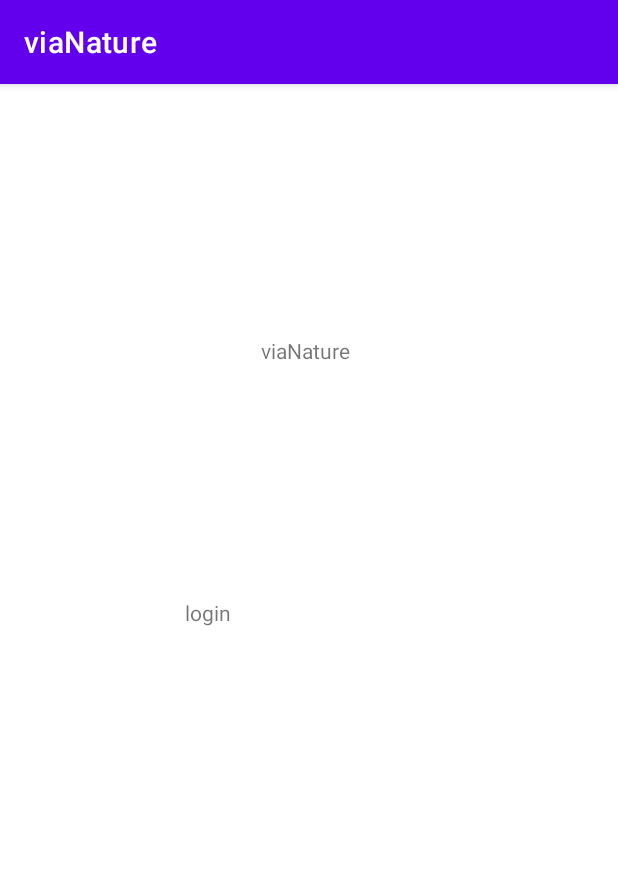
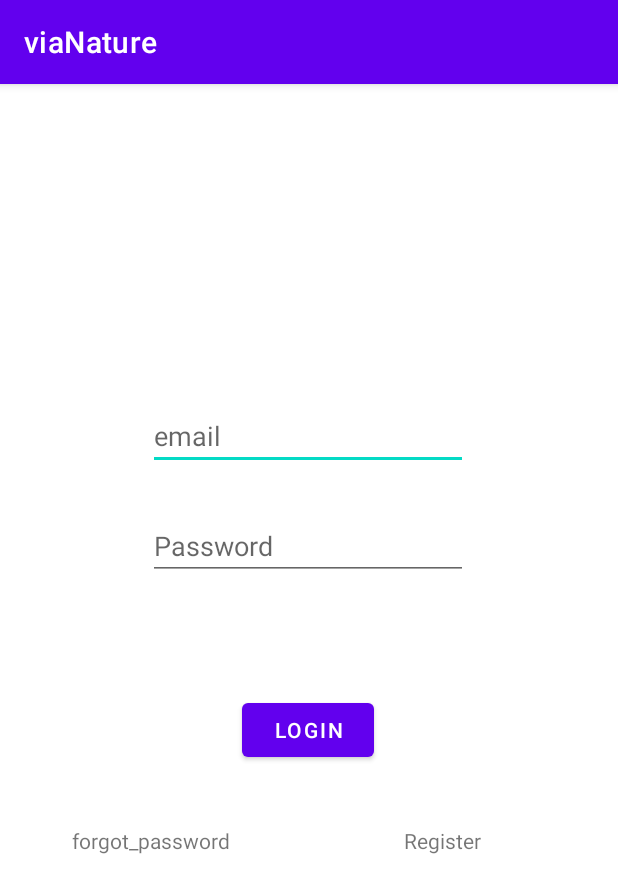
Before and after one commit to nedelchr/viaNatureRepo, an Android app: the screen it shows after launch (MainActivity before the commit, LoginUser after it), after a tap on "login", on a phone screen of 412 x 824 dp. Shown: the top 893 px of the screen. Run offline under Robolectric (Android 15) with nearby library versions, the phone set to English and light mode, and no system bars.

Commit message:
- Login page added:  --data enter fields  --login button  --forgot password button  --register button  //still not functioning
- Register page added
 --data enter fields
 --register button to submit the request

```diff
--- a/app/src/main/AndroidManifest.xml
+++ b/app/src/main/AndroidManifest.xml
@@ -9,6 +9,8 @@
         android:roundIcon="@mipmap/ic_launcher_round"
         android:supportsRtl="true"
         android:theme="@style/Theme.ViaNature">
+        <activity android:name=".LoginUser"></activity>
+        <activity android:name=".RegisterUser" />
         <activity android:name=".MainActivity">
             <intent-filter>
                 <action android:name="android.intent.action.MAIN" />
--- /dev/null
+++ b/app/src/main/java/com/example/vianature/LoginUser.java
@@ -0,0 +1,33 @@
+package com.example.vianature;
+
+import androidx.appcompat.app.AppCompatActivity;
+
+import android.annotation.SuppressLint;
+import android.content.Intent;
+import android.os.Bundle;
+import android.view.View;
+import android.widget.TextView;
+
+public class LoginUser extends AppCompatActivity implements View.OnClickListener {
+
+    private TextView register;
+
+    @Override
+    protected void onCreate(Bundle savedInstanceState) {
+        super.onCreate(savedInstanceState);
+        setContentView(R.layout.activity_login_user);
+
+        register = (TextView) findViewById(R.id.register);
+        register.setOnClickListener(this);
+    }
+
+    @SuppressLint("NonConstantResourceId")
+    @Override
+    public void onClick(View v) {
+        switch (v.getId()) {
+            case R.id.register:
+                startActivity(new Intent(this, RegisterUser.class));
+                break;
+        }
+    }
+}
--- a/app/src/main/java/com/example/vianature/MainActivity.java
+++ b/app/src/main/java/com/example/vianature/MainActivity.java
@@ -23,7 +23,7 @@ public class MainActivity extends AppCompatActivity implements View.OnClickListe
     public void onClick(View v) {
         switch (v.getId()) {
             case R.id.login:
-               // startActivity(new Intent(this, Login.class));
+                startActivity(new Intent(this, LoginUser.class));
                 break;
         }
     }
--- /dev/null
+++ b/app/src/main/res/layout/activity_login_user.xml
@@ -0,0 +1,82 @@
+<?xml version="1.0" encoding="utf-8"?>
+<androidx.constraintlayout.widget.ConstraintLayout xmlns:android="http://schemas.android.com/apk/res/android"
+    xmlns:app="http://schemas.android.com/apk/res-auto"
+    xmlns:tools="http://schemas.android.com/tools"
+    android:layout_width="match_parent"
+    android:layout_height="match_parent"
+    tools:context=".LoginUser">
+
+    <EditText
+        android:id="@+id/email"
+        android:layout_width="wrap_content"
+        android:layout_height="wrap_content"
+        android:layout_marginTop="212dp"
+        android:ems="10"
+        android:hint="@string/email_address"
+        android:inputType="textEmailAddress"
+        app:layout_constraintEnd_toEndOf="parent"
+        app:layout_constraintHorizontal_bias="0.497"
+        app:layout_constraintStart_toStartOf="parent"
+        app:layout_constraintTop_toTopOf="parent"
+        tools:ignore="Autofill" />
+
+    <EditText
+        android:id="@+id/password"
+        android:layout_width="wrap_content"
+        android:layout_height="wrap_content"
+        android:layout_marginTop="28dp"
+        android:ems="10"
+        android:hint="@string/password"
+        android:inputType="textPassword"
+        app:layout_constraintEnd_toEndOf="parent"
+        app:layout_constraintHorizontal_bias="0.497"
+        app:layout_constraintStart_toStartOf="parent"
+        app:layout_constraintTop_toBottomOf="@+id/email"
+        tools:ignore="Autofill" />
+
+    <Button
+        android:id="@+id/signIn"
+        android:layout_width="wrap_content"
+        android:layout_height="wrap_content"
+        android:layout_marginTop="76dp"
+        android:text="@string/login"
+        app:layout_constraintEnd_toEndOf="parent"
+        app:layout_constraintHorizontal_bias="0.498"
+        app:layout_constraintStart_toStartOf="parent"
+        app:layout_constraintTop_toBottomOf="@+id/password" />
+
+    <TextView
+        android:id="@+id/forgotPassword"
+        android:layout_width="wrap_content"
+        android:layout_height="wrap_content"
+        android:layout_marginStart="48dp"
+        android:layout_marginLeft="48dp"
+        android:layout_marginTop="40dp"
+        android:text="@string/forgot_password"
+        app:layout_constraintStart_toStartOf="parent"
+        app:layout_constraintTop_toBottomOf="@+id/signIn" />
+
+    <TextView
+        android:id="@+id/register"
+        android:layout_width="wrap_content"
+        android:layout_height="wrap_content"
+        android:layout_marginStart="116dp"
+        android:layout_marginLeft="116dp"
+        android:text="@string/register"
+        app:layout_constraintStart_toEndOf="@+id/forgotPassword"
+        app:layout_constraintTop_toTopOf="@+id/forgotPassword" />
+
+    <ProgressBar
+        android:id="@+id/progressBar"
+        style="?android:attr/progressBarStyleLarge"
+        android:layout_width="wrap_content"
+        android:layout_height="wrap_content"
+        android:layout_centerInParent="true"
+        android:visibility="gone"
+        app:layout_constraintBottom_toBottomOf="parent"
+        app:layout_constraintLeft_toLeftOf="parent"
+        app:layout_constraintRight_toRightOf="parent"
+        app:layout_constraintTop_toTopOf="parent"
+        tools:ignore="MissingConstraints" />
+
+</androidx.constraintlayout.widget.ConstraintLayout>
--- a/app/src/main/res/values/strings.xml
+++ b/app/src/main/res/values/strings.xml
@@ -1,9 +1,11 @@
 <resources>
     <string name="app_name">viaNature</string>
-    <string name="email_address" />
-    <string name="password" />
-    <string name="login" />
-    <string name="forgot_password" />
-    <string name="register" />
-    <string name="register_user" />
+    <string name="password">Password</string>
+    <string name="register">Register</string>
+    <string name="email">Email</string>
+    <string name="full_name">Full Name</string>
+    <string name="email_address">email</string>
+    <string name="login">login</string>
+    <string name="forgot_password">forgot_password</string>
+
 </resources>
```
Also changed, not shown: app/src/main/java/com/example/vianature/RegisterUser.java (added, +14 -0 lines), app/src/main/res/layout/activity_register_user.xml (added, +85 -0 lines).
